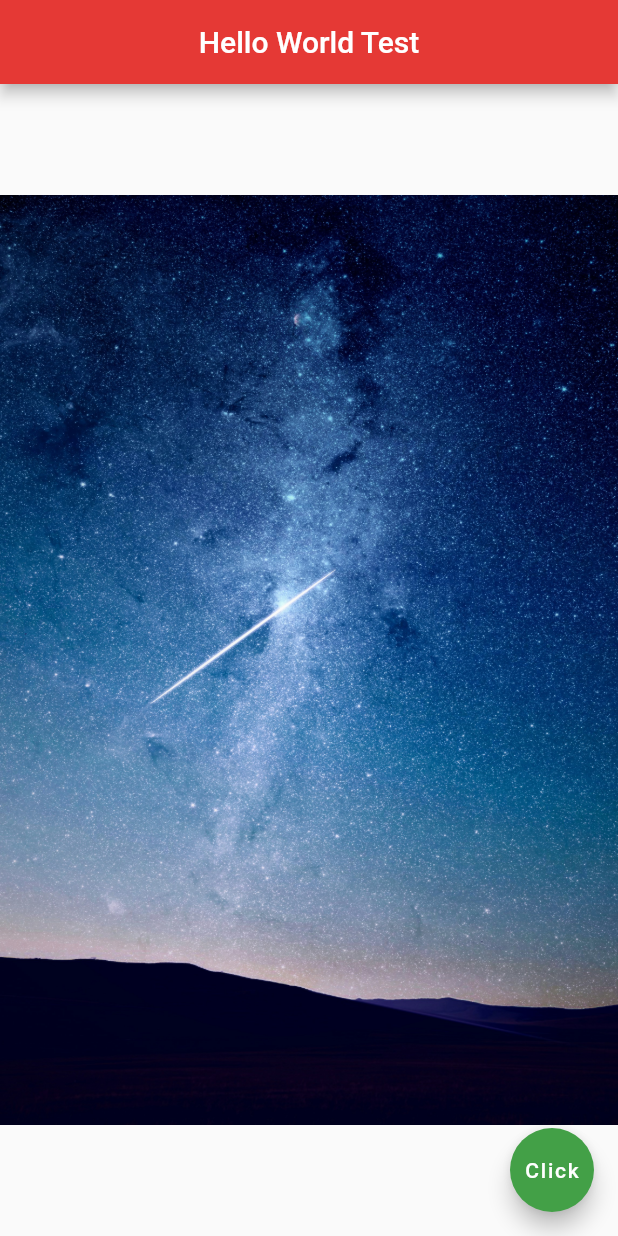
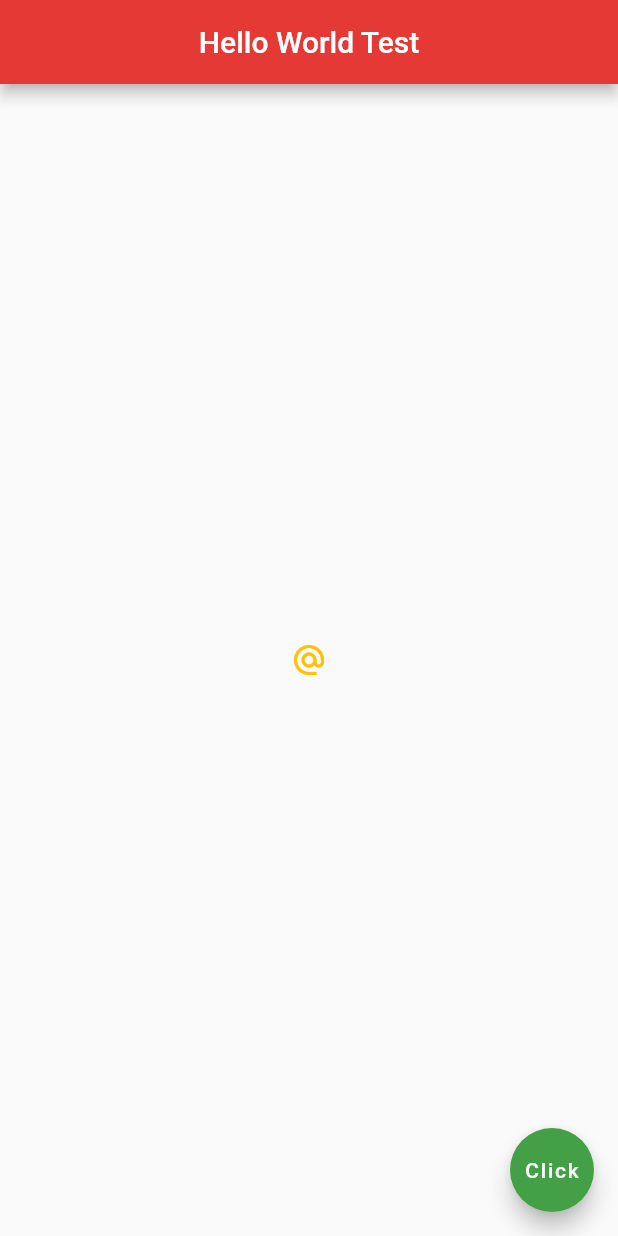
Before and after one commit to kattsy-dev/Project01, a Flutter app: the screen it shows after launch, on a phone screen of 412 x 824 dp. Run offline on Flutter 3.47's test engine with Material 3 defaults, Android fonts, the phone set to English and light mode, and no system bars.

Commit message:
Added Buttons

```diff
--- a/lib/main.dart
+++ b/lib/main.dart
@@ -1,4 +1,5 @@
 import 'package:flutter/material.dart';
+import 'package:flutter/widgets.dart';
 
 //void main() => runApp(const MyApp());
 
@@ -21,12 +22,22 @@ class Home extends StatelessWidget {
         centerTitle: true,
         backgroundColor: Colors.red[600],
       ),
-      body: const Center(
-        child: Image(
-          image: AssetImage('assets/space1.jpg'),
-          // other way to write it
+      body: Center(
+        child: IconButton(
+          onPressed: () {
+            print("Yay");
+          },
+
+          icon: const Icon(Icons.alternate_email),
+          color: Colors.amber,
+
+          // Icons.airport_shuttle,
+          // color: Colors.lightBlue,
+          // size: 50.0,
+
           // child: Image.asset('assets/space1.jpg'),
           // child: Image.NetworkImage('assets/space1.jpg'),
+          // image: AssetImage('assets/space1.jpg'),
           // image: NetworkImage('https://images.unsplash.com/photo-1531306728370-e2ebd9d7bb99?q=80&w=1287&auto=format&fit=crop&ixlib=rb-4.0.3&ixid=M3wxMjA3fDB8MHxwaG90by1wYWdlfHx8fGVufDB8fHx8fA%3D%3D'),
         ),
 
--- a/pubspec.yaml
+++ b/pubspec.yaml
@@ -60,7 +60,7 @@ flutter:
 
   # To add assets to your application, add an assets section, like this:
   assets:
-      - assets
+      - assets/
   #   - assets/space2.jpg
   #   - images/a_dot_ham.jpeg
 
```
